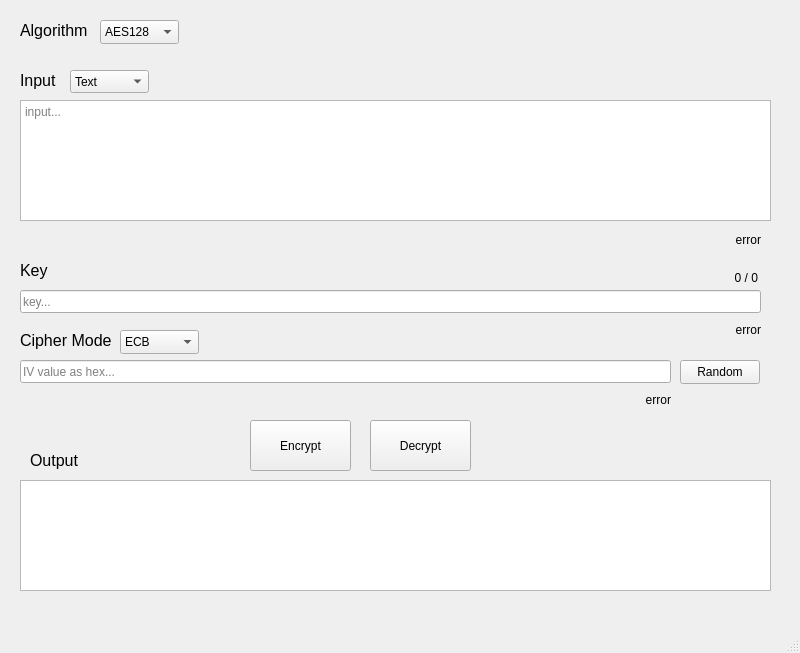
The window that src/gui/mainwindow.ui (Strykeros/spyMaster3000) describes before a commit, drawn with Qt 5.
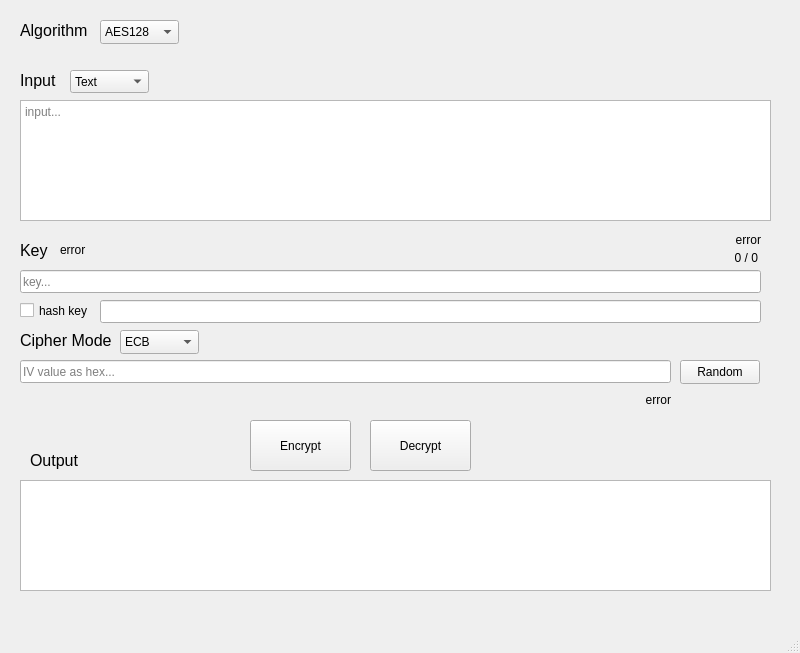
The same window after the commit.

Patch:
```diff
--- a/src/gui/mainwindow.ui
+++ b/src/gui/mainwindow.ui
@@ -57,7 +57,7 @@
     <property name="geometry">
      <rect>
       <x>20</x>
-      <y>290</y>
+      <y>270</y>
       <width>741</width>
       <height>23</height>
      </rect>
@@ -88,7 +88,7 @@
     <property name="geometry">
      <rect>
       <x>20</x>
-      <y>260</y>
+      <y>240</y>
       <width>41</width>
       <height>20</height>
      </rect>
@@ -133,8 +133,8 @@
    <widget class="QLabel" name="key_err_label">
     <property name="geometry">
      <rect>
-      <x>330</x>
-      <y>320</y>
+      <x>60</x>
+      <y>240</y>
       <width>431</width>
       <height>20</height>
      </rect>
@@ -143,7 +143,7 @@
      <string>error</string>
     </property>
     <property name="alignment">
-     <set>Qt::AlignRight|Qt::AlignTrailing|Qt::AlignVCenter</set>
+     <set>Qt::AlignLeading|Qt::AlignLeft|Qt::AlignVCenter</set>
     </property>
    </widget>
    <widget class="QLabel" name="input_err_label">
@@ -186,7 +186,7 @@
     <property name="geometry">
      <rect>
       <x>700</x>
-      <y>270</y>
+      <y>250</y>
       <width>58</width>
       <height>16</height>
      </rect>
@@ -331,6 +331,35 @@
      <set>Qt::AlignRight|Qt::AlignTrailing|Qt::AlignVCenter</set>
     </property>
    </widget>
+   <widget class="QLineEdit" name="key_hash_textbox">
+    <property name="geometry">
+     <rect>
+      <x>100</x>
+      <y>300</y>
+      <width>661</width>
+      <height>23</height>
+     </rect>
+    </property>
+    <property name="readOnly">
+     <bool>true</bool>
+    </property>
+    <property name="placeholderText">
+     <string/>
+    </property>
+   </widget>
+   <widget class="QCheckBox" name="key_hash_checkBox">
+    <property name="geometry">
+     <rect>
+      <x>20</x>
+      <y>300</y>
+      <width>85</width>
+      <height>21</height>
+     </rect>
+    </property>
+    <property name="text">
+     <string>hash key</string>
+    </property>
+   </widget>
   </widget>
   <widget class="QMenuBar" name="menubar">
    <property name="geometry">
```
